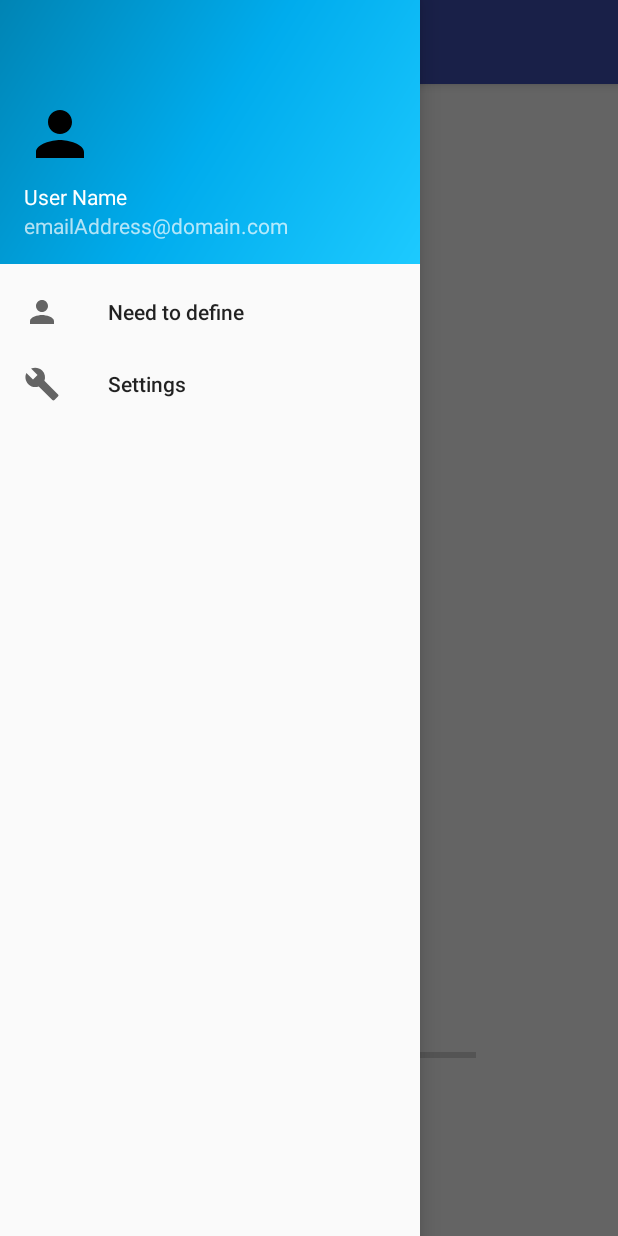
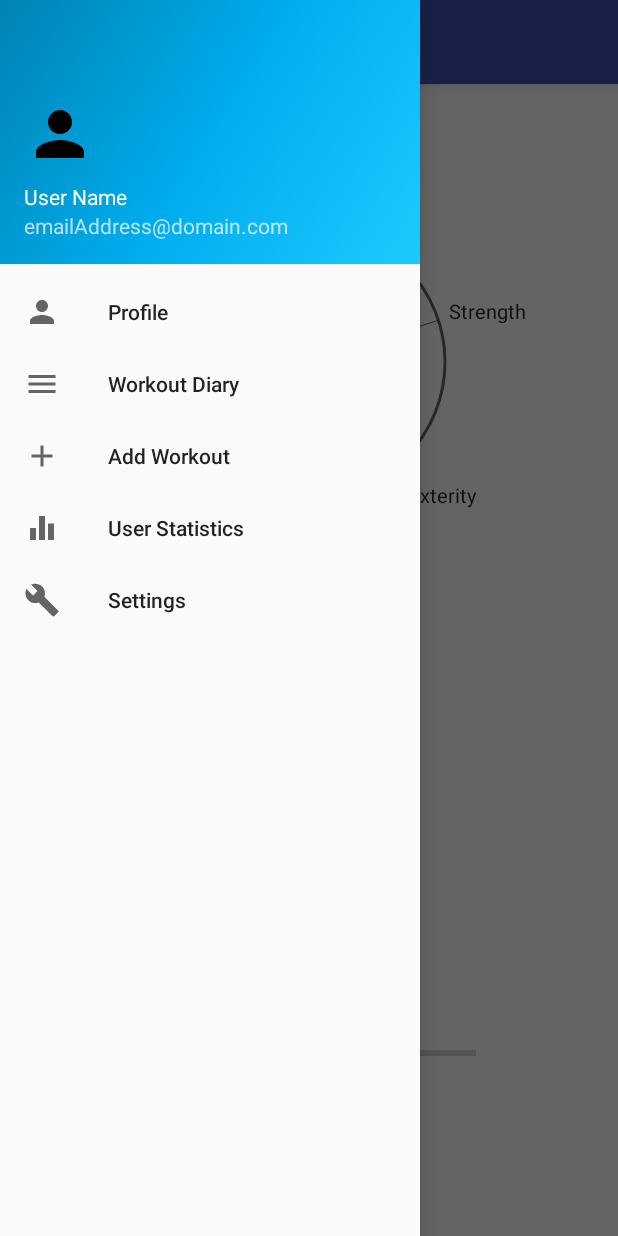
Before and after one commit to ejlnex5/glowing-guacamole, an Android app: the ProfileStatsActivity screen opened directly, with no data from a screen before it, with the side drawer open, on a phone screen of 412 x 824 dp. Run offline under Robolectric (Android 15) with nearby library versions, the phone set to English and light mode, and no system bars; network calls fail.

Commit message:
Add dummy data to Stats and Drawer menu

```diff
--- a/app/src/main/java/edu/miracosta/cs134/workoutapprefactored/Login.java
+++ b/app/src/main/java/edu/miracosta/cs134/workoutapprefactored/Login.java
@@ -111,8 +111,8 @@ public class Login extends AppCompatActivity implements View.OnClickListener{
         Intent navi = new Intent(this, WorkoutDiary.class);
         startActivity(navi);
     }
+*/
 
-*/
     public void navigateToNewUserEntry(View view) {
         Intent navi = new Intent(this,NewUserEntry.class);
         startActivity(navi);
--- a/app/src/main/java/edu/miracosta/cs134/workoutapprefactored/ProfileStatsActivity.java
+++ b/app/src/main/java/edu/miracosta/cs134/workoutapprefactored/ProfileStatsActivity.java
@@ -13,9 +13,28 @@ import android.support.v7.app.ActionBarDrawerToggle;
 import android.support.v7.app.AppCompatActivity;
 import android.support.v7.widget.Toolbar;
 import android.view.MenuItem;
+import android.widget.ProgressBar;
+
+import com.ultramegasoft.radarchart.RadarHolder;
+import com.ultramegasoft.radarchart.RadarView;
+
+import java.util.ArrayList;
 
 public class ProfileStatsActivity extends AppCompatActivity
         implements NavigationView.OnNavigationItemSelectedListener{
+
+    private RadarView mRadarView;
+    private ProgressBar mProgressBar;
+
+    private ArrayList<RadarHolder> mData = new ArrayList<RadarHolder>() {
+        {
+            add(new RadarHolder("Endurance", 4));
+            add(new RadarHolder("Strength", 2));
+            add(new RadarHolder("Dexterity", 3));
+            add(new RadarHolder("Flexibility", 5));
+            add(new RadarHolder("Balance", 4));
+        }
+    };
 
     @Override
     protected void onCreate(Bundle savedInstanceState) {
@@ -29,6 +48,14 @@ public class ProfileStatsActivity extends AppCompatActivity
                 this, drawer, toolbar, R.string.navigation_drawer_open, R.string.navigation_drawer_close);
         drawer.addDrawerListener(toggle);
         toggle.syncState();
+
+        // Find the views in the layout.
+        mRadarView = findViewById(R.id.radar);
+        mProgressBar = findViewById(R.id.progressBar);
+
+        // Set the data for the RadarView to display.
+        mRadarView.setData(mData);
+        mProgressBar.setProgress(67);
     }
 
     @Override
--- a/app/src/main/java/edu/miracosta/cs134/workoutapprefactored/SplashActivity.java
+++ b/app/src/main/java/edu/miracosta/cs134/workoutapprefactored/SplashActivity.java
@@ -12,7 +12,7 @@ import android.widget.ImageView;
 import android.widget.LinearLayout;
 
 public class SplashActivity extends AppCompatActivity {
-    private static final int SPLASH_DELAY = 5000;
+    private static final int SPLASH_DELAY = 3100;
     private ImageView img;
 
     @Override
@@ -28,7 +28,6 @@ public class SplashActivity extends AppCompatActivity {
         // Start the animation (looped playback by default).
         frameAnimation.start();
 
-
         new Handler().postDelayed(new Runnable() {
             @Override
             public void run() {
--- a/app/src/main/res/menu/activity_workout_diary_drawer.xml
+++ b/app/src/main/res/menu/activity_workout_diary_drawer.xml
@@ -20,6 +20,18 @@
 
          //TO BE IMPLEMENTED LATER -->
         <item
+            android:id="@+id/nav_diary"
+            android:icon="@drawable/ic_menu_black_24dp"
+            android:title="@string/activity_name" />
+        <item
+            android:id="@+id/nav_add"
+            android:icon="@drawable/ic_add_black_24dp"
+            android:title="@string/drawer_title_add_workout" />
+        <item
+            android:id="@+id/nav_stats"
+            android:icon="@drawable/ic_stats_black_24dp"
+            android:title="@string/drawer_title_stats"/>
+        <item
             android:id="@+id/nav_manage"
             android:icon="@drawable/ic_menu_manage"
             android:title="@string/drawer_title_settings" />
--- a/app/src/main/res/values/strings.xml
+++ b/app/src/main/res/values/strings.xml
@@ -46,13 +46,13 @@
     <string name="text_view_stats">This is for viewing statistics.</string>
     <string name="text_new_entry">This is for new entries.</string>
     <string name="drawer_title">Main Menu</string>
-    <string name="drawer_title_routines">Routines</string>
+    <string name="drawer_title_add_workout">Add Workout</string>
     <string name="drawer_title_stats">User Statistics</string>
     <string name="drawer_title_motivation">Motivation</string>
     <string name="drawer_title_settings">Settings</string>
     <string name="toMainMenu">Go to Main</string>
     <string name="permission_rationale2">Need to fix</string>
-    <string name="drawer_title_profile_options">Need to define</string>
+    <string name="drawer_title_profile_options">Profile</string>
     <string name="title_add_routine">Add Routine</string>
 
     <!--String resources for RecordWorkout -->
@@ -72,6 +72,7 @@
 
     <!--String array of exercise names to test spinner in Profile Stats Activity-->
     <string name="exercise_prompt">Choose an exercise</string>
+    <string name="level_bar">Level Progress</string>
 
     <string-array name="exercise_array">
         <item>Push-ups</item>
```
